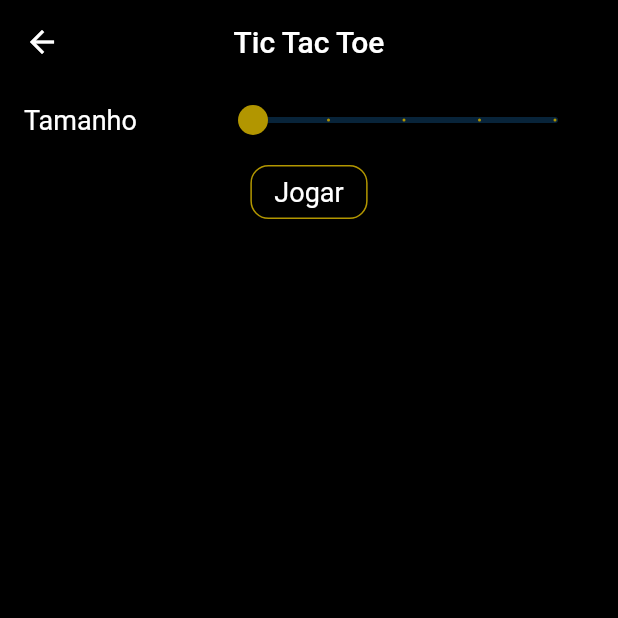
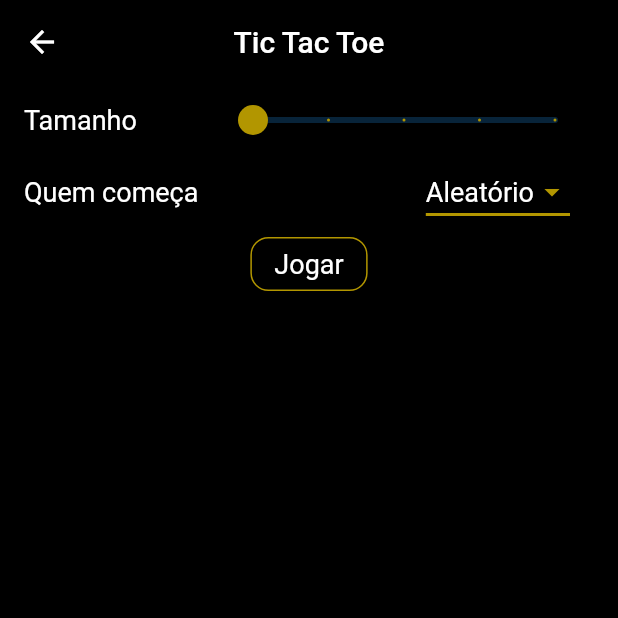
Before and after one commit to ivanknobel/tic-tac-toe, a Flutter app: the NormalGamePage screen opened directly, on a phone screen of 412 x 824 dp, the top half of it. Run offline on Flutter 3.47's test engine with Material 2 defaults, Android fonts, the phone set to English and light mode, and no system bars; our stand-ins replace flutter_bloc, get_it, google_fonts, shared_preferences; accounts and stored records are empty.

Commit message:
add starter player selection

```diff
--- a/tic_tac_toe/lib/constants/strings.dart
+++ b/tic_tac_toe/lib/constants/strings.dart
@@ -18,7 +18,9 @@ class Strings {
   //Game page
   //Game settings tab
   static const buttonPlay = "Jogar";
-  static const sizeSelectorLabel = "Tamanho";
+  static const labelSizeSelector = "Tamanho";
+  static const labelWhoStarts = "Quem começa";
+  static const randomPlayer = "Aleatório";
   //Game tab
   static const buttonNewGame = "Novo jogo";
   static const gameMessageStart1 = "Jogador";
--- a/tic_tac_toe/lib/game/blocs/game_bloc.dart
+++ b/tic_tac_toe/lib/game/blocs/game_bloc.dart
@@ -7,7 +7,7 @@ part 'game_state.dart';
 class GameBloc extends Cubit<GameState> {
   final GameModel game;
 
-  GameBloc(this.game) : super(GameStateStart(game, whoPlays: getRandomStarter()));
+  GameBloc(this.game) : super(GameStateStart(game, whoPlays: game.starter ?? getRandomStarter()));
 
   final _useCase = locator.get<GameUseCase>();
 
--- a/tic_tac_toe/lib/game/blocs/match_bloc.dart
+++ b/tic_tac_toe/lib/game/blocs/match_bloc.dart
@@ -25,8 +25,8 @@ class MatchBloc extends Cubit<MatchState> {
     emit(newState);
   }
 
-  void start({int size = 3}) {
-    MatchModel match = MatchModel(boardSize: size);
+  void start({int size = 3, Player? starter}) {
+    MatchModel match = MatchModel(boardSize: size, starter: starter);
     MatchState newState = MatchStateOngoing(match);
     emit(newState);
   }
--- a/tic_tac_toe/lib/game/domain/models/game_model.dart
+++ b/tic_tac_toe/lib/game/domain/models/game_model.dart
@@ -2,27 +2,11 @@ import 'package:tic_tac_toe/game/game.dart';
 
 class GameModel {
   final int size;
+  final Player? starter;
   late var board = List.generate(
       size, (i) => List.generate(size, (i) => SquareOption.empty),
       growable: false);
   Player? winner;
 
-  GameModel({this.size = 3});
-
-  @override
-  String toString() {
-    String str = "";
-    for (var row in board) {
-      for (var element in row) {
-        if (element == SquareOption.x) {
-          str += "x";
-        } else if (element == SquareOption.o) {
-          str += "o";
-        } else {
-          str += "_";
-        }
-      }
-    }
-    return str;
-  }
+  GameModel({this.size = 3, this.starter});
 }
--- a/tic_tac_toe/lib/game/domain/models/match_model.dart
+++ b/tic_tac_toe/lib/game/domain/models/match_model.dart
@@ -2,6 +2,7 @@ import 'package:tic_tac_toe/game/game.dart';
 
 class MatchModel {
   final int boardSize;
+  final Player? starter;
 
   late List<GameModel> games;
 
@@ -10,9 +11,9 @@ class MatchModel {
     Player.o: 0,
   };
 
-  MatchModel({this.boardSize = 3}) {
+  MatchModel({this.boardSize = 3, this.starter}) {
     games = List.of(
-      [GameModel(size: boardSize)],
+      [GameModel(size: boardSize, starter: starter)],
       growable: true,
     );
   }
--- a/tic_tac_toe/lib/game/pages/game_settings_tab.dart
+++ b/tic_tac_toe/lib/game/pages/game_settings_tab.dart
@@ -2,7 +2,7 @@ import 'package:flutter/material.dart';
 import 'package:flutter_bloc/flutter_bloc.dart';
 import 'package:tic_tac_toe/constants/constants.dart';
 import 'package:tic_tac_toe/game/game.dart';
-import 'package:tic_tac_toe/widgets/main_button.dart';
+import 'package:tic_tac_toe/widgets/widgets.dart';
 
 class GameSettingsTab extends StatefulWidget {
   const GameSettingsTab({Key? key}) : super(key: key);
@@ -15,6 +15,7 @@ class _GameSettingsTabState extends State<GameSettingsTab> {
   late MatchBloc _matchBloc;
   late ThemeData _theme;
   int gameSize = 3;
+  Player? starter;
 
   @override
   Widget build(BuildContext context) {
@@ -25,11 +26,12 @@ class _GameSettingsTabState extends State<GameSettingsTab> {
       padding: const EdgeInsets.symmetric(horizontal: 16),
       child: Column(
         children: [
-          _sizePicker(),
+          _settingsItem(Strings.labelSizeSelector, _sizePicker()),
+          _settingsItem(Strings.labelWhoStarts, _starterPicker()),
           MainButton(
             text: Strings.buttonPlay,
             action: () {
-              _matchBloc.start(size: gameSize);
+              _matchBloc.start(size: gameSize, starter: starter);
             },
           )
         ],
@@ -38,16 +40,7 @@ class _GameSettingsTabState extends State<GameSettingsTab> {
   }
 
   Widget _sizePicker() {
-    return Row(
-      children: [
-        Expanded(
-          child: Text(
-            Strings.sizeSelectorLabel,
-            style: _theme.textTheme.bodyText1,
-          ),
-          flex: 1,
-        ),
-        Expanded(
+    return Expanded(
       child: Slider(
         activeColor: _theme.primaryColor,
         value: gameSize.toDouble(),
@@ -61,7 +54,75 @@ class _GameSettingsTabState extends State<GameSettingsTab> {
         label: "$gameSize",
       ),
       flex: 2,
+    );
+  }
+
+  Widget _starterPicker() {
+    List<Player?> possibleStarters = [null, Player.x, Player.o];
+    return Padding(
+      padding: const EdgeInsets.only(right: 16),
+      child: DropdownButton(
+        underline: Container(
+          height: 2,
+          color: _theme.primaryColor,
         ),
+        iconEnabledColor: _theme.primaryColor,
+        value: starter,
+        items: possibleStarters.map(
+          (Player? player) {
+            return DropdownMenuItem(
+              alignment: Alignment.center,
+              value: player,
+              child: Center(
+                child: (player == null)
+                    ? const Text(
+                        Strings.randomPlayer,
+                      )
+                    : PlayerIcon(player,
+                        color: _theme.textSelectionTheme.selectionColor),
+              ),
+            );
+          },
+        ).toList(),
+        selectedItemBuilder: (context) {
+          return possibleStarters.map<Widget>(
+            (Player? player) {
+              return DropdownMenuItem(
+              alignment: Alignment.center,
+              value: player,
+              child: Align(
+                alignment: Alignment.centerRight,
+                child: (player == null)
+                    ? Text(
+                        Strings.randomPlayer,
+                        style: _theme.textTheme.bodyText1,
+                      )
+                    : PlayerIcon(player,
+                        color: _theme.iconTheme.color,),
+              ),
+            );
+            },
+          ).toList();
+        },
+        onChanged: (Player? newValue) {
+          starter = newValue;
+          setState(() {});
+        },
+      ),
+    );
+  }
+
+  Widget _settingsItem(String label, Widget selector) {
+    return Row(
+      children: [
+        Expanded(
+          child: Text(
+            label,
+            style: _theme.textTheme.bodyText1,
+          ),
+          flex: 1,
+        ),
+        selector
       ],
     );
   }
--- a/tic_tac_toe/lib/game/pages/game_tab.dart
+++ b/tic_tac_toe/lib/game/pages/game_tab.dart
@@ -4,9 +4,9 @@ import 'package:tic_tac_toe/constants/constants.dart';
 import 'package:tic_tac_toe/widgets/widgets.dart';
 import 'package:tic_tac_toe/game/game.dart';
 
+// ignore: must_be_immutable
 class GameTab extends StatelessWidget {
   late MatchBloc _matchBloc;
-  late GameBloc _gameBloc;
   late TextTheme _textTheme;
   final GameState gameState;
 
@@ -87,7 +87,7 @@ class GameTab extends StatelessWidget {
           WidgetSpan(
             child: Padding(
               padding: const EdgeInsets.symmetric(horizontal: 4),
-              child: _getPlayerIcon((state is GameStateStart)
+              child: PlayerIcon((state is GameStateStart)
                   ? state.whoPlays
                   : (state is GameStateOngoing)
                       ? state.whoPlays
@@ -111,7 +111,7 @@ class GameTab extends StatelessWidget {
   Widget _playerScore(Player player, double score) {
     return Column(
       children: [
-        _getPlayerIcon(player, size: 24),
+        PlayerIcon(player, size: 24),
         Text(
           (score.truncateToDouble() == score)
               ? score.toStringAsFixed(0)
@@ -121,15 +121,4 @@ class GameTab extends StatelessWidget {
       ],
     );
   }
-
-  Icon _getPlayerIcon(Player? player, {double size = 18}) {
-    return Icon(
-      (player == Player.x)
-          ? Icons.close
-          : (player == Player.o)
-              ? Icons.circle_outlined
-              : null,
-      size: size,
-    );
-  }
 }
--- /dev/null
+++ b/tic_tac_toe/lib/widgets/player_icon.dart
@@ -0,0 +1,15 @@
+import 'package:flutter/material.dart';
+import 'package:tic_tac_toe/game/game.dart';
+
+// ignore: non_constant_identifier_names
+Icon PlayerIcon(Player? player, {double? size = 18, Color? color = Colors.white}) {
+  return Icon(
+    (player == Player.x)
+        ? Icons.close
+        : (player == Player.o)
+            ? Icons.circle_outlined
+            : null,
+    size: size,
+    color: color,
+  );
+}
--- a/tic_tac_toe/lib/widgets/widgets.dart
+++ b/tic_tac_toe/lib/widgets/widgets.dart
@@ -1 +1,2 @@
 export 'main_button.dart';
+export 'player_icon.dart';
```
Lines whose indentation alone changed are shown as unchanged.
